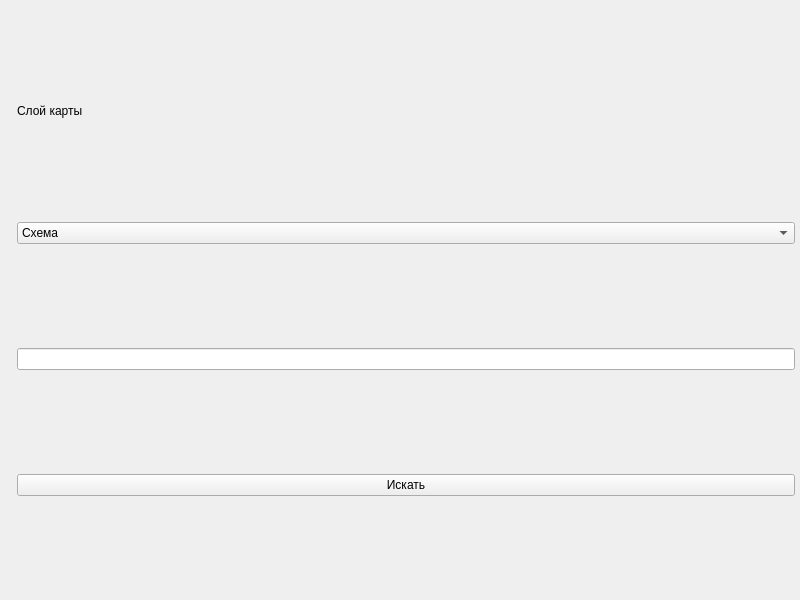
The window that main.ui (nekstas/ya-maps-big-task) describes before a commit, drawn with Qt 5.
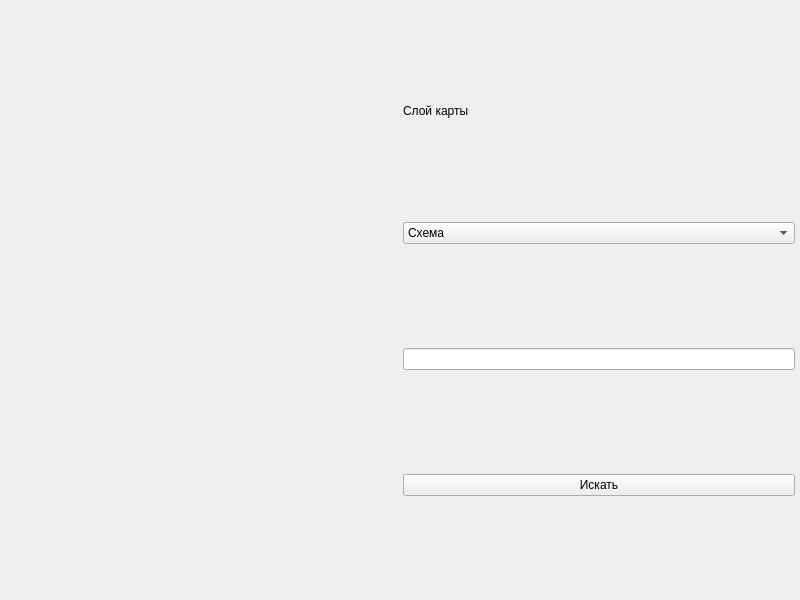
The same window after the commit.

Commit message: По-прежнему не работает!

What changed in the file:
```diff
--- a/main.ui
+++ b/main.ui
@@ -90,7 +90,17 @@
        </widget>
       </item>
       <item>
-       <widget class="QLineEdit" name="address_input"/>
+       <widget class="QLineEdit" name="address_input">
+        <property name="sizePolicy">
+         <sizepolicy hsizetype="Minimum" vsizetype="Fixed">
+          <horstretch>0</horstretch>
+          <verstretch>0</verstretch>
+         </sizepolicy>
+        </property>
+        <property name="focusPolicy">
+         <enum>Qt::StrongFocus</enum>
+        </property>
+       </widget>
       </item>
       <item>
        <widget class="QPushButton" name="find_button">
```
Left out of the diff: 6 changed lines with no effect on the pictures. The commit also changes 2 other files.
